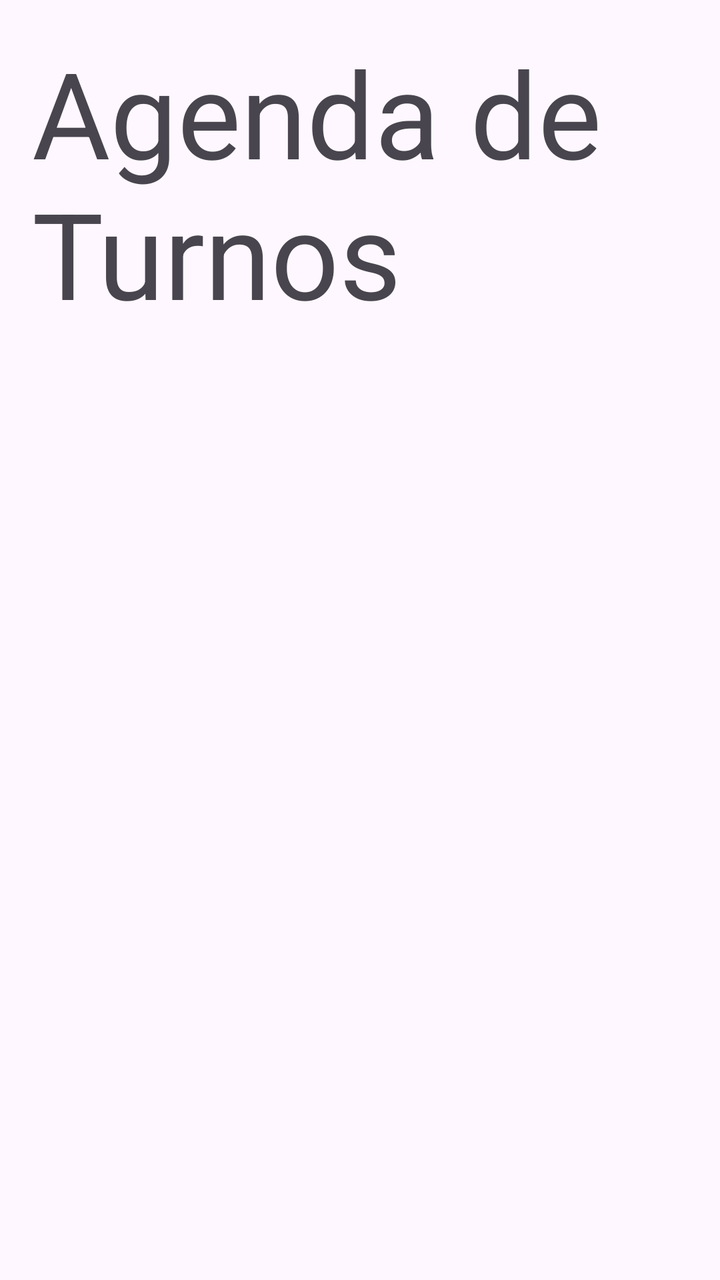
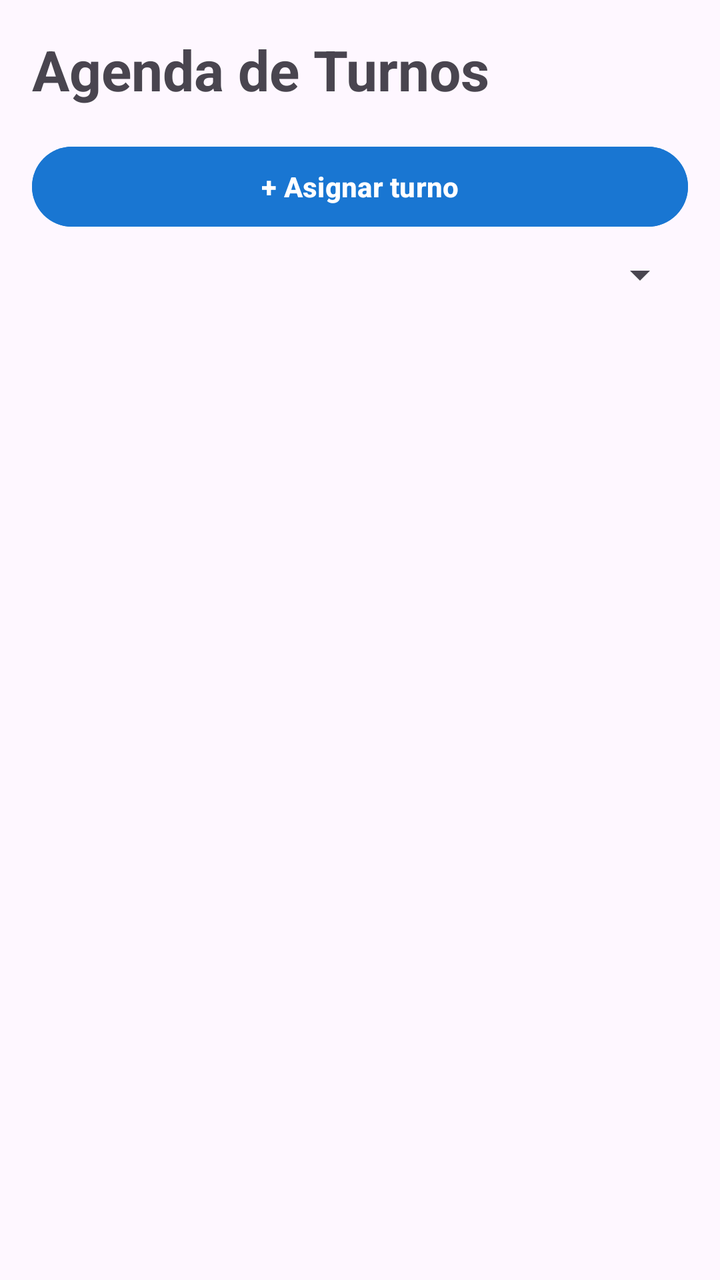

Before-and-after screenshots of an Android layout around one commit, followed by the original layout XML and the change that was made.
<!-- AndroidManifest.xml: application theme Theme.ClinicaSePrice -->
<!-- res/layout/activity_pacientes_turnos.xml -->
<?xml version="1.0" encoding="utf-8"?>
<LinearLayout
    xmlns:android="http://schemas.android.com/apk/res/android"
    android:layout_width="match_parent"
    android:layout_height="match_parent"
    android:orientation="vertical"
    android:padding="16dp">


    <TextView
        android:layout_width="match_parent"
        android:layout_height="wrap_content"
        android:textSize="60sp"
        android:text="Agenda de Turnos" />


    
    <androidx.recyclerview.widget.RecyclerView
        android:id="@+id/rvPacientes"
        android:layout_width="match_parent"
        android:layout_height="0dp"
        android:layout_weight="1"
        android:clipToPadding="false"
        android:paddingBottom="8dp" />

</LinearLayout>
<!-- resources referenced by this layout -->
<resources>
  <style name="Theme.ClinicaSePrice" parent="Base.Theme.ClinicaSePrice" />
  <style name="Base.Theme.ClinicaSePrice" parent="Theme.Material3.DayNight.NoActionBar">
          
          
      </style>
</resources>

<!-- the commit's change to res/layout/activity_pacientes_turnos.xml (unified diff, before → after) -->
@@ -6,17 +6,32 @@
     android:orientation="vertical"
     android:padding="16dp">
 
-
     <TextView
         android:layout_width="match_parent"
         android:layout_height="wrap_content"
-        android:textSize="60sp"
-        android:text="Agenda de Turnos" />
+        android:text="Agenda de Turnos"
+        android:textSize="28sp"
+        android:textStyle="bold"
+        android:paddingBottom="16dp" />
 
+    <Button
+        android:id="@+id/btnNuevoTurno"
+        android:layout_width="match_parent"
+        android:layout_height="wrap_content"
+        android:text="+ Asignar turno"
+        android:textColor="#FFFFFF"
+        android:backgroundTint="#1976D2"
+        android:textStyle="bold" />
 
-    
+    <Spinner
+        android:id="@+id/spEstadoTurno"
+        android:layout_width="match_parent"
+        android:layout_height="wrap_content"
+        android:layout_marginTop="8dp"
+        android:layout_marginBottom="12dp" />
+
     <androidx.recyclerview.widget.RecyclerView
-        android:id="@+id/rvPacientes"
+        android:id="@+id/rvTurnos"
         android:layout_width="match_parent"
         android:layout_height="0dp"
         android:layout_weight="1"
